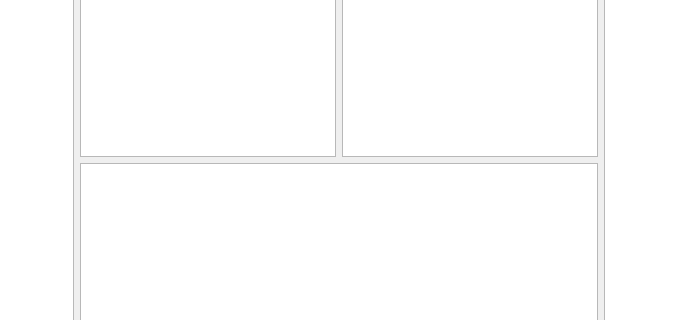
Old version of the form mainwindow.ui in the repository madsprinkler219/QT_VLC_Media_Player; both pictures show x 329 to 1007 and y 219 to 539 of the 1335 by 722 pixel window.
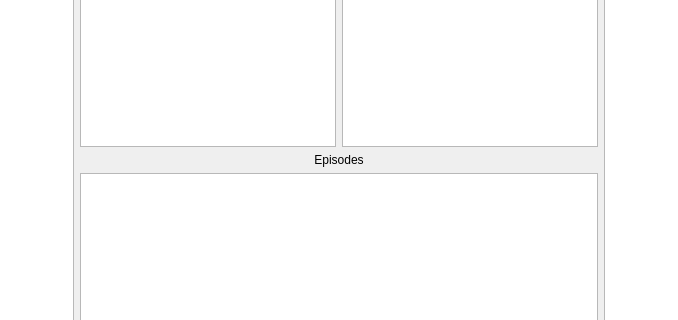
New version of the form.

Commit message: Fixed minor typo in listwidget reference

The edit to the form file:
```diff
--- a/mainwindow.ui
+++ b/mainwindow.ui
@@ -86,6 +86,16 @@
         </item>
        </layout>
       </item>
+      <item>
+       <widget class="QLabel" name="label_5">
+        <property name="text">
+         <string>Episodes</string>
+        </property>
+        <property name="alignment">
+         <set>Qt::AlignCenter</set>
+        </property>
+       </widget>
+      </item>
       <item>
        <layout class="QVBoxLayout" name="verticalLayout_3">
         <item>
```
The commit also changes 1 other file.
